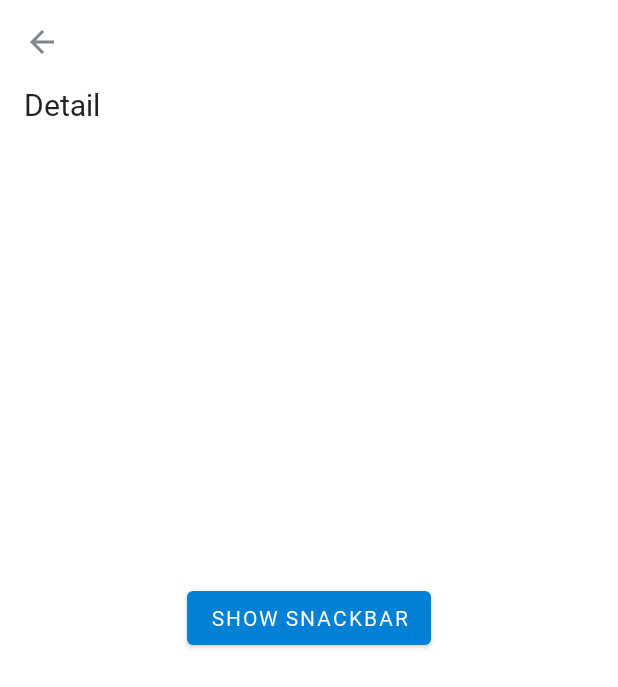
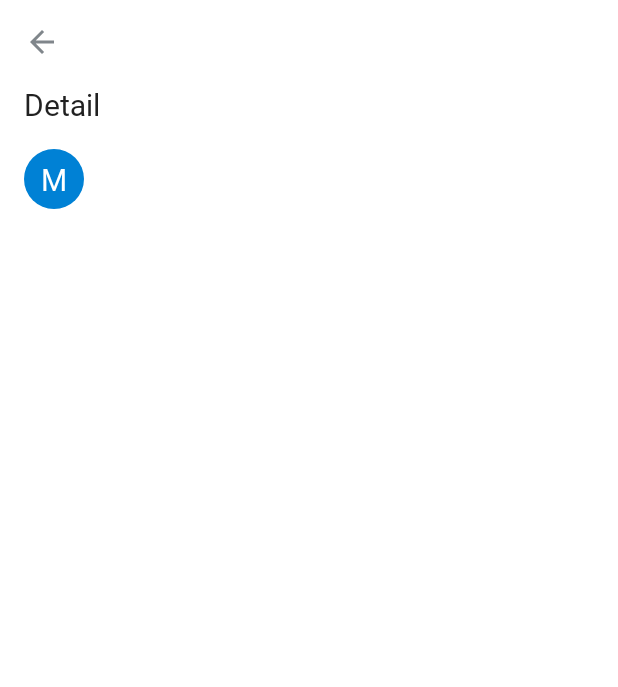
Before and after one commit to pstanisl/appbar-sample, an Android app: the layout fragment_detail.xml on its own in the app's theme, with its tools: preview values and no code run, on a phone screen of 412 x 824 dp. Shown: the top 687 px of the screen. Run offline under Robolectric (Android 15) with nearby library versions, the phone set to English and light mode, and no system bars.

Commit message:
Some minor layout changes

```diff
--- a/app/src/main/res/layout/fragment_detail.xml
+++ b/app/src/main/res/layout/fragment_detail.xml
@@ -1,7 +1,7 @@
 <?xml version="1.0" encoding="utf-8"?>
-<androidx.constraintlayout.widget.ConstraintLayout
-    xmlns:android="http://schemas.android.com/apk/res/android"
+<androidx.constraintlayout.widget.ConstraintLayout xmlns:android="http://schemas.android.com/apk/res/android"
     xmlns:app="http://schemas.android.com/apk/res-auto"
+    xmlns:tools="http://schemas.android.com/tools"
     android:id="@+id/detailContainer"
     android:layout_width="match_parent"
     android:layout_height="match_parent">
@@ -35,14 +35,48 @@
         app:layout_constraintRight_toRightOf="parent"
         app:layout_constraintTop_toBottomOf="@id/inboxAppbar" />
 
-    <com.google.android.material.button.MaterialButton
-        android:id="@+id/btnDetailShowSnackbar"
+    <ImageView
+        android:id="@+id/avatar"
+        android:layout_width="@dimen/avatar_size"
+        android:layout_height="@dimen/avatar_size"
+        android:layout_marginStart="@dimen/keyline_2"
+        android:layout_marginTop="@dimen/keyline_2"
+        android:background="@drawable/bg_circle"
+        app:layout_constraintStart_toStartOf="parent"
+        app:layout_constraintTop_toBottomOf="@id/tvDetailTitle" />
+
+    <TextView
+        android:id="@+id/avatarText"
         android:layout_width="wrap_content"
         android:layout_height="wrap_content"
-        android:text="@string/action_show_snackbar"
-        app:layout_constraintBottom_toBottomOf="parent"
-        app:layout_constraintTop_toTopOf="parent"
-        app:layout_constraintRight_toRightOf="parent"
-        app:layout_constraintLeft_toLeftOf="parent"/>
+        android:textAppearance="@style/TextAppearance.MaterialComponents.Headline6"
+        android:textColor="@color/on_primary"
+        app:layout_constraintBottom_toBottomOf="@id/avatar"
+        app:layout_constraintEnd_toEndOf="@id/avatar"
+        app:layout_constraintStart_toStartOf="@id/avatar"
+        app:layout_constraintTop_toTopOf="@id/avatar"
+        tools:text="M"/>
+
+    <TextView
+        android:id="@+id/from"
+        android:layout_width="0dp"
+        android:layout_height="wrap_content"
+        android:layout_marginStart="@dimen/keyline_2"
+        android:layout_marginEnd="@dimen/keyline_2"
+        android:textAppearance="@style/TextAppearance.MaterialComponents.Subtitle1"
+        app:layout_constraintTop_toTopOf="@id/avatar"
+        app:layout_constraintStart_toEndOf="@id/avatar"
+        tools:text="@tools:sample/full_names"/>
+
+    <TextView
+        android:id="@+id/to"
+        android:layout_width="0dp"
+        android:layout_height="wrap_content"
+        android:layout_marginStart="@dimen/keyline_2"
+        android:layout_marginEnd="@dimen/keyline_2"
+        android:textAppearance="@style/TextAppearance.MaterialComponents.Caption"
+        app:layout_constraintTop_toBottomOf="@id/from"
+        app:layout_constraintStart_toEndOf="@id/avatar"
+        tools:text="@tools:sample/full_names"/>
 
 </androidx.constraintlayout.widget.ConstraintLayout>
--- a/app/src/main/res/layout/fragment_inbox.xml
+++ b/app/src/main/res/layout/fragment_inbox.xml
@@ -21,6 +21,7 @@
             android:layout_width="match_parent"
             android:layout_height="wrap_content"
             android:scrollbars="vertical"
+            tools:listitem="@layout/item_message"
             />
 
     </androidx.swiperefreshlayout.widget.SwipeRefreshLayout>
--- a/app/src/main/res/navigation/navigation.xml
+++ b/app/src/main/res/navigation/navigation.xml
@@ -35,7 +35,8 @@
     <fragment
         android:id="@+id/preference"
         android:name="cz.pstanisl.appbarexample.ui.PreferenceFragment"
-        android:label="PreferenceFragment" />
+        android:label="PreferenceFragment"
+        tools:layout="@layout/pref_screen"/>
     <action
         android:id="@+id/action_global_preference"
         app:destination="@id/preference"
--- a/app/src/main/res/values-v21/styles.xml
+++ b/app/src/main/res/values-v21/styles.xml
@@ -1,5 +1,12 @@
 <?xml version="1.0" encoding="utf-8"?>
 <resources>
+
+    <style name="AppTheme" parent="BaseTheme">
+        <!-- enable activity transitions -->
+        <item name="android:windowActivityTransitions">true</item>
+        <!-- enable window content transitions -->
+        <item name="android:windowContentTransitions">true</item>
+    </style>
 
     <style name="BottomSheetDialogTheme" parent="BaseBottomSheetDialog">
         <item name="android:statusBarColor">@android:color/transparent</item>
--- a/app/src/main/res/values/styles.xml
+++ b/app/src/main/res/values/styles.xml
@@ -1,7 +1,7 @@
 <resources>
 
-    <!-- Base application theme. -->
-    <style name="AppTheme" parent="Theme.MaterialComponents.Light.NoActionBar">
+    <!-- base set of styles that apply to all versions -->
+    <style name="BaseTheme" parent="Theme.MaterialComponents.Light.NoActionBar">
         <!-- Customize your theme here. -->
         <item name="colorPrimary">@color/primary</item>
         <item name="colorPrimaryDark">@color/primary_dark</item>
@@ -14,6 +14,9 @@
 
         <item name="preferenceTheme">@style/AppTheme.PreferenceStyle</item>
     </style>
+
+    <!-- declare the theme name that's actually applied in the manifest file -->
+    <style name="AppTheme" parent="BaseTheme" />
 
     <style name="AppTheme.NavigationViewOverlay" parent="@style/Widget.Design.NavigationView">
         <!-- set divider visual in the navigation view -->
```
